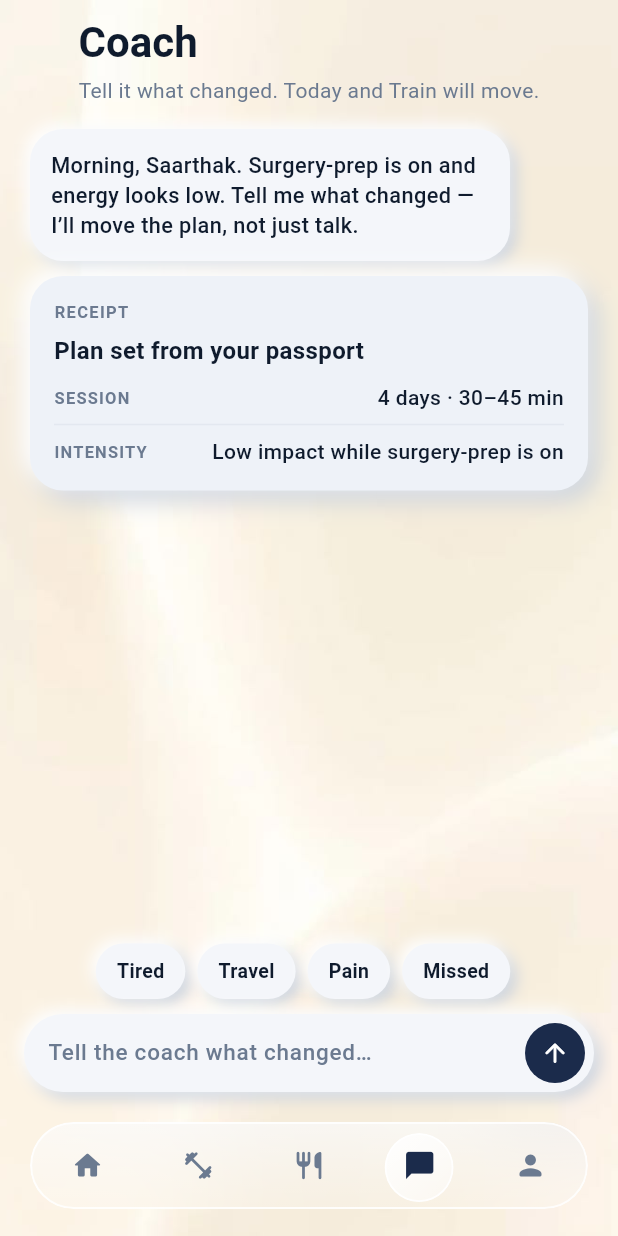
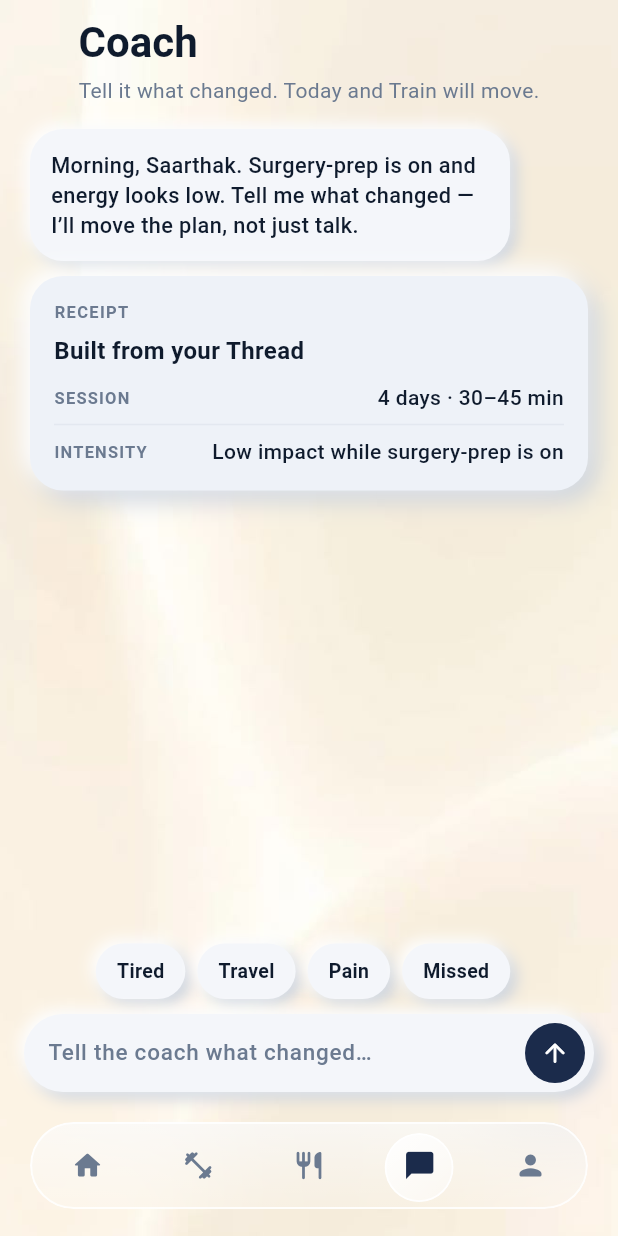
Before and after one commit to DarkKnight27x/Arc, a Flutter app: the screen it shows after launch, item 4 of the bottom bar chosen, on a phone screen of 412 x 824 dp. Run offline on Flutter 3.47's test engine with Material 3 defaults, Android fonts, the phone set to English and light mode, and no system bars; our stand-ins replace shelf, webview_flutter.

Commit message:
Copy: Passport renamed to Thread

```diff
--- a/lib/coach_page.dart
+++ b/lib/coach_page.dart
@@ -30,7 +30,7 @@ class _CoachPageState extends State<CoachPage> {
         '$greet, Saarthak. Surgery-prep is on and energy looks low. Tell me what changed — I’ll move the plan, not just talk.',
       ),
       _Msg.receipt(
-        title: 'Plan set from your passport',
+        title: 'Built from your Thread',
         session: '4 days · 30–45 min',
         intensity: 'Low impact while surgery-prep is on',
       ),
```
